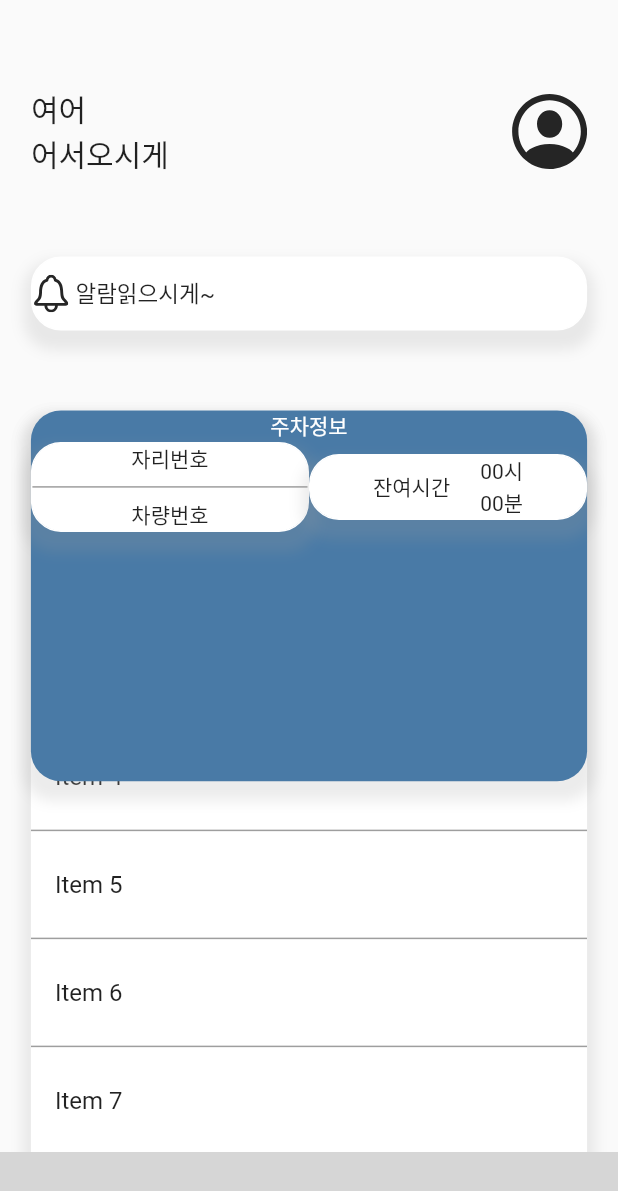
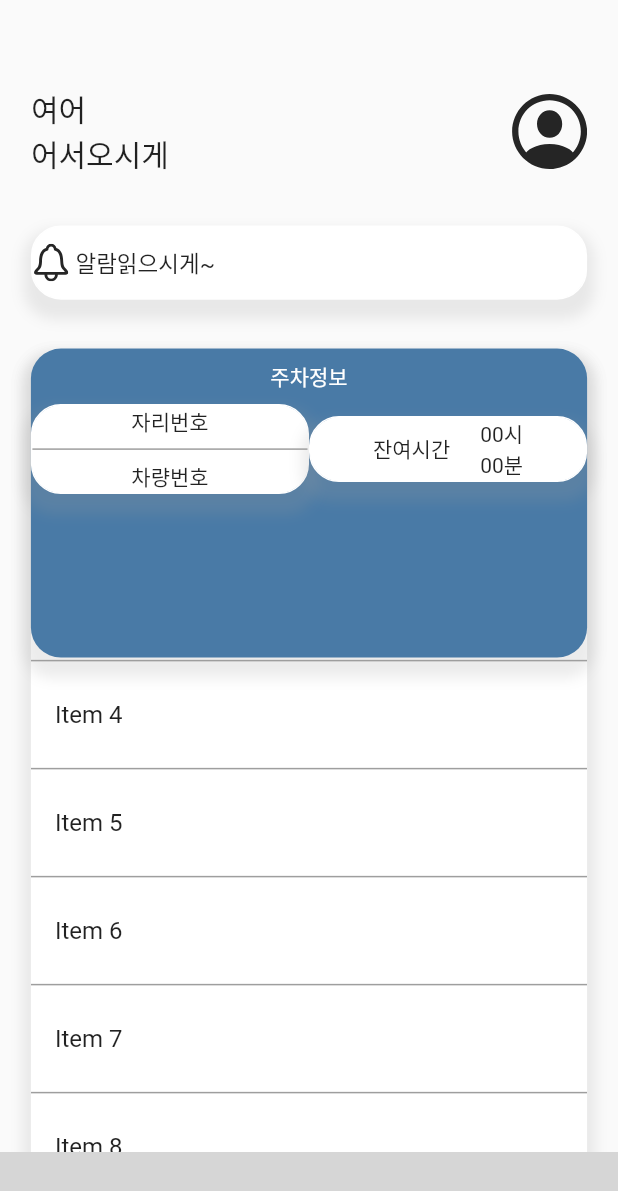
Before and after one commit to Chang-zo/Every-Parking, a Flutter app: the screen it shows after launch, on a phone screen of 412 x 824 dp. Shown: the top 1191 px of the screen. Run offline on Flutter 3.47's test engine with Material 2 defaults, Android fonts, the phone set to English and light mode, and no system bars; our stand-ins replace dotted_border, flutter_svg, font_awesome_flutter, image_picker; missing offline and left inert: bottom_indicator_bar_svg; grey boxes are pictures that could not be loaded.

```diff
--- a/lib/main.dart
+++ b/lib/main.dart
@@ -1,6 +1,7 @@
 import 'package:flutter/material.dart';
 import 'package:every_parking/screen/main_screen.dart';
 import 'package:every_parking/screen/home_screen.dart';
+import 'package:every_parking/screen/login_screen.dart';
 
 void main() async {
   runApp(const MyApp());
--- a/lib/screen/home_screen.dart
+++ b/lib/screen/home_screen.dart
@@ -90,7 +90,7 @@ class HomeScreen extends StatelessWidget {
                                     Offset(0, 8), // changes position of shadow
                               ),
                             ]),
-                        height: MediaQuery.of(context).size.height * 0.6,
+                        height: MediaQuery.of(context).size.height * 0.65,
                         width: double.infinity,
                         child: ListView.separated(
                           itemCount: 10,
@@ -123,15 +123,18 @@ class HomeScreen extends StatelessWidget {
                                     Offset(0, 8), // changes position of shadow
                               ),
                             ]),
-                        height: MediaQuery.of(context).size.height * 0.3,
+                        height: MediaQuery.of(context).size.height * 0.25,
                         width: double.infinity,
                         child: Column(
                           children: [
-                            Text(
-                              textAlign: TextAlign.left,
-                              "주차정보",
-                              style: TextStyle(
-                                color: Colors.white,
+                            Padding(
+                              padding: const EdgeInsets.all(8.0),
+                              child: Text(
+                                textAlign: TextAlign.left,
+                                "주차정보",
+                                style: TextStyle(
+                                  color: Colors.white,
+                                ),
                               ),
                             ),
                             Row(
```
